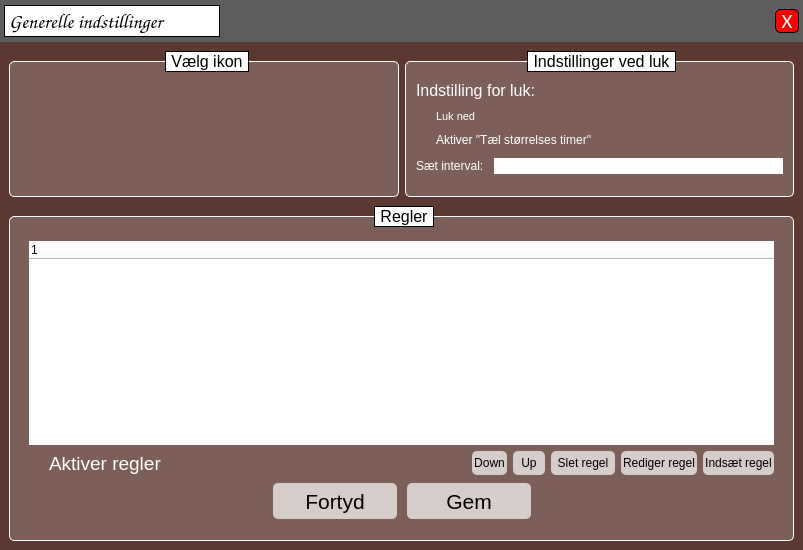
This is settingsWindow.ui in Cannabis2013/FileMover as Qt 5 draws it before an edit. The edited form follows.
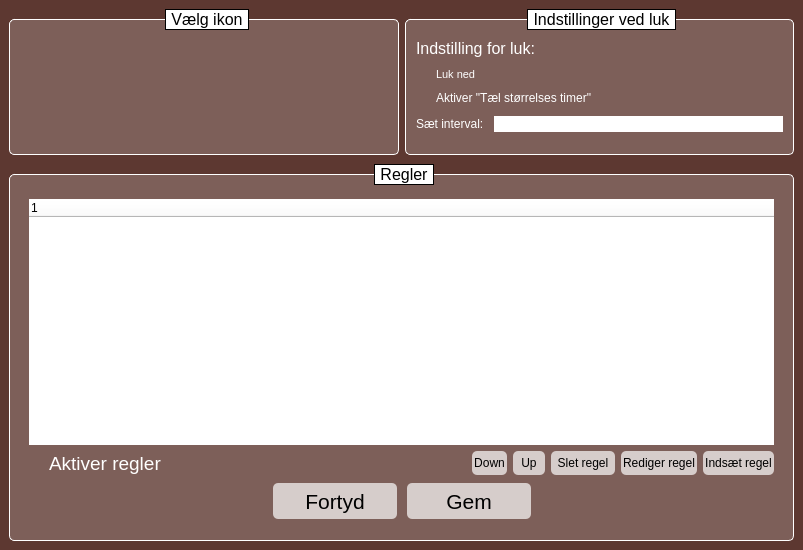
This is the edited form.

What changed in the file:
```diff
--- a/settingsWindow.ui
+++ b/settingsWindow.ui
@@ -32,13 +32,11 @@
    <string>Form</string>
   </property>
   <property name="styleSheet">
-   <string notr="true">QWidget#settingsWindow
+   <string notr="true">QWidget
 {
 	background-color: rgb(93, 56, 49);
 }
 
-
-
 QListWidget_2
 {
 	background-color:transparent;
@@ -117,132 +115,6 @@
    <property name="bottomMargin">
     <number>0</number>
    </property>
-   <item>
-    <widget class="QWidget" name="topWidget" native="true">
-     <property name="minimumSize">
-      <size>
-       <width>155</width>
-       <height>42</height>
-      </size>
-     </property>
-     <property name="styleSheet">
-      <string notr="true">QWidget#topWidget
-{
-	background-color: rgb(93, 93, 93);
-}
-</string>
-     </property>
-     <layout class="QHBoxLayout" name="horizontalLayout_5">
-      <property name="spacing">
-       <number>0</number>
-      </property>
-      <property name="leftMargin">
-       <number>4</number>
-      </property>
-      <property name="topMargin">
-       <number>0</number>
-      </property>
-      <property name="rightMargin">
-       <number>4</number>
-      </property>
-      <property name="bottomMargin">
-       <number>0</number>
-      </property>
-      <item alignment="Qt::AlignVCenter">
-       <widget class="QLabel" name="sectionTitle">
-        <property name="minimumSize">
-         <size>
-          <width>216</width>
-          <height>32</height>
-         </size>
-        </property>
-        <property name="maximumSize">
-         <size>
-          <width>216</width>
-          <height>32</height>
-         </size>
-        </property>
-        <property name="font">
-         <font>
-          <family>Comic Sans MS</family>
-          <pointsize>15</pointsize>
-         </font>
-        </property>
-        <property name="styleSheet">
-         <string notr="true">color:black;</string>
-        </property>
-        <property name="text">
-         <string>Generelle indstillinger</string>
-        </property>
-       </widget>
-      </item>
-      <item>
-       <spacer name="horizontalSpacer">
-        <property name="orientation">
-         <enum>Qt::Horizontal</enum>
-        </property>
-        <property name="sizeType">
-         <enum>QSizePolicy::Expanding</enum>
-        </property>
-        <property name="sizeHint" stdset="0">
-         <size>
-          <width>40</width>
-          <height>20</height>
-         </size>
-        </property>
-       </spacer>
-      </item>
-      <item alignment="Qt::AlignVCenter">
-       <widget class="QPushButton" name="exitButton">
-        <property name="sizePolicy">
-         <sizepolicy hsizetype="Expanding" vsizetype="Fixed">
-          <horstretch>0</horstretch>
-          <verstretch>0</verstretch>
-         </sizepolicy>
-        </property>
-        <property name="minimumSize">
-         <size>
-          <width>24</width>
-          <height>24</height>
-         </size>
-        </property>
-        <property name="maximumSize">
-         <size>
-          <width>20</width>
-          <height>20</height>
-         </size>
-        </property>
-        <property name="font">
-         <font>
-          <family>Calibri</family>
-          <pointsize>16</pointsize>
-          <weight>50</weight>
-          <bold>false</bold>
-         </font>
-        </property>
-        <property name="styleSheet">
-         <string notr="true">QPushButton#exitButton
-{
-	background-color:red;
-	color:white;
-	border:1px solid black;
-	border-radius:5px;
-	padding:4px;
-}
-QPushButton#exitButton:hover
-{
-	background-color: rgb(214, 161, 162);
-	border:2px solid black;
-}</string>
-        </property>
-        <property name="text">
-         <string>X</string>
-        </property>
-       </widget>
-      </item>
-     </layout>
-    </widget>
-   </item>
    <item>
     <widget class="QWidget" name="mainWidget" native="true">
      <property name="sizePolicy">
@@ -291,7 +163,7 @@
            <x>0</x>
            <y>0</y>
            <width>785</width>
-           <height>490</height>
+           <height>532</height>
           </rect>
          </property>
          <property name="styleSheet">
```
